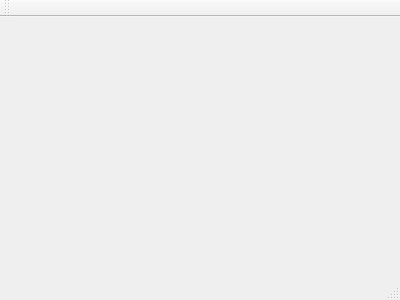
Above: ui/notka.ui from spinlockirqsave/notka before the change. Below: the same form after it.
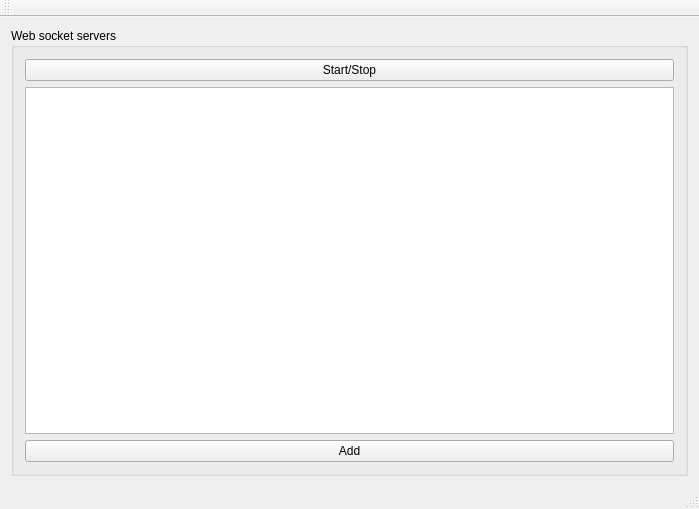
That is the form after the change.

Commit message: Add websockets list view

Patch:
```diff
--- a/ui/notka.ui
+++ b/ui/notka.ui
@@ -1,24 +1,68 @@
 <ui version="4.0">
  <class>Notka</class>
- <widget class="QMainWindow" name="Notka" >
-  <property name="geometry" >
+ <widget class="QMainWindow" name="Notka">
+  <property name="geometry">
    <rect>
     <x>0</x>
     <y>0</y>
-    <width>400</width>
-    <height>300</height>
+    <width>699</width>
+    <height>509</height>
    </rect>
   </property>
   <property name="windowTitle" >
    <string>Notka</string>
   </property>
-  <widget class="QMenuBar" name="menuBar" />
-  <widget class="QToolBar" name="mainToolBar" />
-  <widget class="QWidget" name="centralWidget" />
-  <widget class="QStatusBar" name="statusBar" />
+  <widget class="QWidget" name="centralWidget">
+   <layout class="QGridLayout" name="gridLayout">
+    <item row="0" column="0">
+     <widget class="QGroupBox" name="groupBox">
+      <property name="title">
+       <string>Web socket servers</string>
+      </property>
+      <layout class="QVBoxLayout" name="verticalLayout">
+       <item>
+        <widget class="QPushButton" name="pb_servers_start_stop">
+         <property name="text">
+          <string>Start/Stop</string>
+         </property>
+        </widget>
+       </item>
+       <item>
+        <widget class="QListWidget" name="lw_servers"/>
+       </item>
+       <item>
+        <widget class="QPushButton" name="pb_servers_add">
+         <property name="text">
+          <string>Add</string>
+         </property>
+        </widget>
+       </item>
+      </layout>
+     </widget>
+    </item>
+   </layout>
+  </widget>
+  <widget class="QMenuBar" name="menuBar">
+   <property name="geometry">
+    <rect>
+     <x>0</x>
+     <y>0</y>
+     <width>699</width>
+     <height>25</height>
+    </rect>
+   </property>
+  </widget>
+  <widget class="QToolBar" name="mainToolBar">
+   <attribute name="toolBarArea">
+    <enum>TopToolBarArea</enum>
+   </attribute>
+   <attribute name="toolBarBreak">
+    <bool>false</bool>
+   </attribute>
+  </widget>
+  <widget class="QStatusBar" name="statusBar"/>
  </widget>
- <layoutDefault spacing="6" margin="11" />
- <pixmapfunction></pixmapfunction>
+ <layoutdefault spacing="6" margin="11"/>
  <resources/>
  <connections/>
 </ui>
```
Left out of the diff: 3 changed lines with no effect on the pictures. The commit also changes 1 other file.
